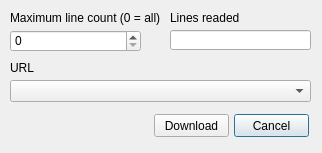
PavelMr/skytechx, file cdownloadmpc.ui: the form before one commit.
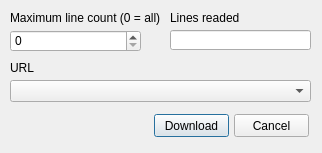
The form after the commit.

Patch:
```diff
--- a/cdownloadmpc.ui
+++ b/cdownloadmpc.ui
@@ -77,6 +77,9 @@
    <property name="text">
     <string>Download</string>
    </property>
+   <property name="default">
+    <bool>true</bool>
+   </property>
   </widget>
   <widget class="QLabel" name="label_3">
    <property name="geometry">
```
